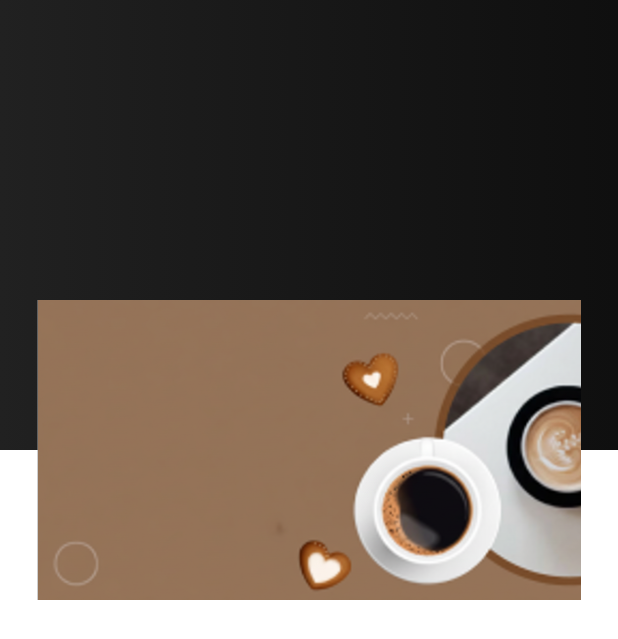
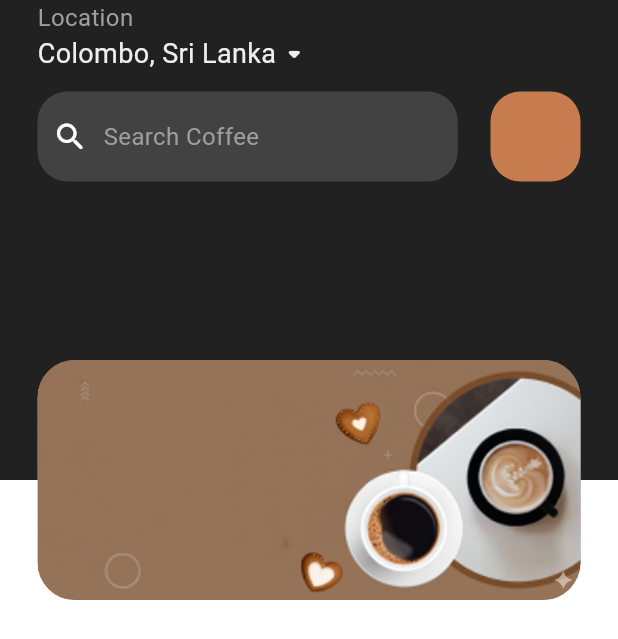
Before and after one commit to Eranga035225/coffee_shop_mobile_app_UI_Flutter, a Flutter app: the HomeScreen screen opened directly, on a phone screen of 412 x 824 dp. Shown: the top 639 px of the screen. Run offline on Flutter 3.47's test engine with Material 3 defaults, Android fonts, the phone set to English and light mode, and no system bars.

Commit message:
developed upper part of the home screen

```diff
--- a/lib/Screens/home_screen.dart
+++ b/lib/Screens/home_screen.dart
@@ -1,3 +1,4 @@
+import 'package:coffee_shop_app/utils/custom_colors.dart';
 import 'package:flutter/material.dart';
 
 class HomeScreen extends StatelessWidget {
@@ -5,6 +6,7 @@ class HomeScreen extends StatelessWidget {
 
   @override
   Widget build(BuildContext context) {
+    final size = MediaQuery.sizeOf(context);
     return Scaffold(
       backgroundColor: Colors.white,
       body: Column(children: [
@@ -14,15 +16,65 @@ class HomeScreen extends StatelessWidget {
 
             children: [
               Container(
-                height: 300,
+                padding:EdgeInsets.symmetric(horizontal: 25 ),
+                height: 320,
                 width: double.infinity,
                 decoration: BoxDecoration(
-                  gradient: LinearGradient(colors:
-                  [
-                    Colors.grey.shade900,
-                    Colors.black.withAlpha(240)
-                  ])
+                  color: Colors.grey.shade900,
+                  // gradient: LinearGradient(colors:
+                  // [
+                  //   Colors.grey.shade900,
+                  //   Colors.black.withAlpha(240)
+                  // ])
                 ),
+                child: SafeArea(
+                  child: Column(
+                    crossAxisAlignment: CrossAxisAlignment.start,
+                    children: [
+                    Text("Location", style: TextStyle(color: Colors.grey, fontSize: 16),),
+                    Row(children: [
+                      Text('Colombo, Sri Lanka', style: TextStyle(color: Colors.grey.shade200, fontSize: 18),),
+                      Icon(Icons.arrow_drop_down_rounded, color: Colors.grey.shade200,)
+
+
+                    ],),
+                    SizedBox(height: 12),
+                    Row(children: [
+                      Container(
+                        padding: EdgeInsets.symmetric(horizontal: 10),
+                        height: 60,
+                        width: size.width * 0.68,
+                        decoration: BoxDecoration(
+                          color: Colors.grey.shade800,
+                          borderRadius: BorderRadius.circular(20)
+                        ),
+                        child: Row(children: [
+                          Icon(Icons.search_rounded, color: Colors.white),
+                          SizedBox(width: 10),
+                          Text('Search Coffee', style: TextStyle(color: Colors.grey, fontSize: 16),)
+                        ],)
+
+                      ),
+
+                      Spacer(),
+
+                      Container(
+                        width: 60,
+                        height: 60,
+                        decoration: BoxDecoration(
+                          color: CustomColors.primaryColor,
+                          borderRadius: BorderRadius.circular(20)
+
+                        ),
+
+
+                      )
+
+                    ],)
+
+
+                  ],),
+                )
               ),
 
               Align(
@@ -30,12 +82,14 @@ class HomeScreen extends StatelessWidget {
                 child: Padding(
                   padding: const EdgeInsets.symmetric(horizontal: 25),
                   child: Container(
-                    height: 200,
+                    height: 160,
                     width: double.infinity,
                     decoration: BoxDecoration(
+                      borderRadius: BorderRadius.circular(25),
                       color: Colors.grey,
                       image:
                       DecorationImage(
+
                         image: AssetImage("assets/images/banner2.png"),
                         fit: BoxFit.cover
 
```
